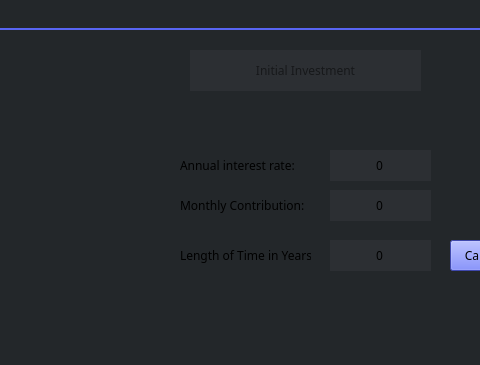
Before: the Qt Designer form 3_Solution/CleverClient/dashboard.ui in georgecpp/CleverPocket, drawn with Qt 5; both pictures show x 302 to 782 and y 0 to 365 of the 1360 by 768 pixel window.
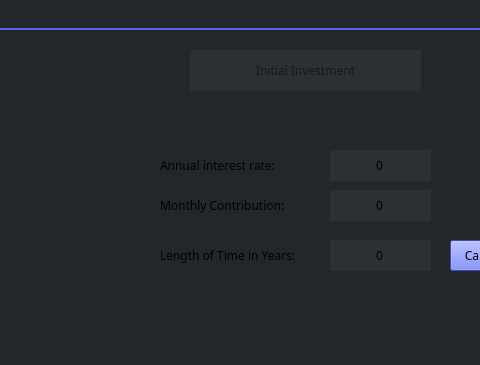
After: the same form once the commit is applied. The open tabs and pages were chosen to show the change. Icons and pictures are not drawn. Custom widgets are drawn as their Qt base class.

What changed in the file:
```diff
--- a/3_Solution/CleverClient/dashboard.ui
+++ b/3_Solution/CleverClient/dashboard.ui
@@ -5426,7 +5426,7 @@
       <widget class="QLabel" name="label_11">
        <property name="geometry">
         <rect>
-         <x>480</x>
+         <x>460</x>
          <y>110</y>
          <width>141</width>
          <height>51</height>
@@ -5458,9 +5458,9 @@
       <widget class="QLabel" name="label_15">
        <property name="geometry">
         <rect>
-         <x>480</x>
+         <x>460</x>
          <y>160</y>
-         <width>131</width>
+         <width>141</width>
          <height>31</height>
         </rect>
        </property>
@@ -5621,9 +5621,9 @@
       <widget class="QLabel" name="label_12">
        <property name="geometry">
         <rect>
-         <x>480</x>
+         <x>460</x>
          <y>210</y>
-         <width>131</width>
+         <width>161</width>
          <height>31</height>
         </rect>
        </property>
@@ -5641,7 +5641,7 @@
 border:none;}</string>
        </property>
        <property name="text">
-        <string>Length of Time in Years</string>
+        <string>Length of Time in Years:</string>
        </property>
       </widget>
       <widget class="QLineEdit" name="contributionLineEdit">
```
Left out of the diff: 44 changed lines with no effect on the pictures.
